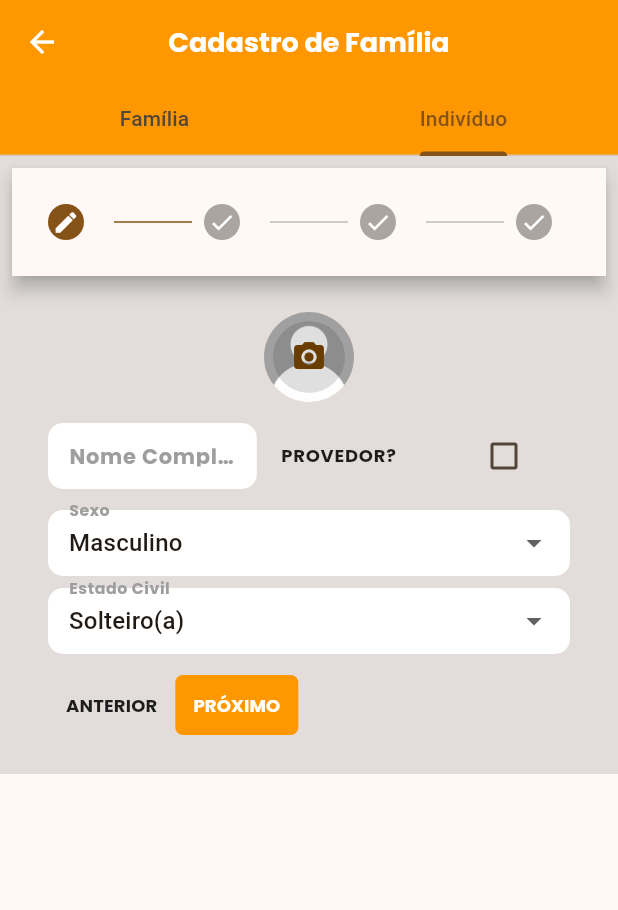
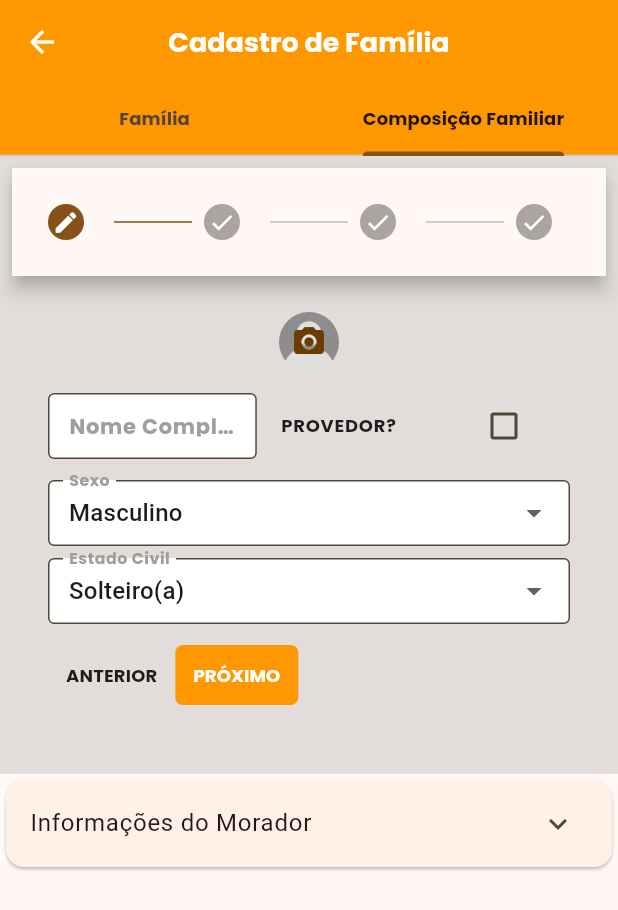
Before and after one commit to Luizgustavoo/formapp, a Flutter app: the TestForm screen opened directly, tab 2 chosen, on a phone screen of 412 x 824 dp. Shown: the top 910 px of the screen. Run offline on Flutter 3.47's test engine with Material 2 defaults, Android fonts, the phone set to English and light mode, and no system bars; missing offline and left inert: floating_action_bubble.

Commit message:
Add resident list

```diff
--- a/lib/models/family_member.dart
+++ b/lib/models/family_member.dart
@@ -2,6 +2,7 @@ class FamilyMember {
   String nomeCompleto = '';
   String sexo = '';
   String cpf = '';
+  String trabalho = '';
   String dataNascimento = '';
   String estadoCivil = '';
   String tituloEleitor = '';
@@ -9,6 +10,9 @@ class FamilyMember {
   String contato = '';
   String redeSocial = '';
   String religiao = '';
+  String cargo = '';
+  String funcIgreja = '';
+  String igreja = '';
 
   FamilyMember({
     required this.nomeCompleto,
@@ -21,6 +25,10 @@ class FamilyMember {
     required this.contato,
     required this.redeSocial,
     required this.religiao,
+    required this.trabalho,
+    required this.cargo,
+    required this.funcIgreja,
+    required this.igreja,
   });
 
   // Método para criar uma cópia do FamilyMember com as alterações desejadas
@@ -35,6 +43,10 @@ class FamilyMember {
     String? contato,
     String? redeSocial,
     String? religiao,
+    String? trabalho,
+    String? cargo,
+    String? funcIgreja,
+    String? igreja,
   }) {
     return FamilyMember(
       nomeCompleto: nomeCompleto ?? this.nomeCompleto,
@@ -47,6 +59,10 @@ class FamilyMember {
       contato: contato ?? this.contato,
       redeSocial: redeSocial ?? this.redeSocial,
       religiao: religiao ?? this.religiao,
+      trabalho: trabalho ?? this.trabalho,
+      cargo: cargo ?? this.cargo,
+      funcIgreja: funcIgreja ?? this.funcIgreja,
+      igreja: igreja ?? this.igreja,
     );
   }
 
@@ -63,6 +79,10 @@ class FamilyMember {
       contato: map['contato'] ?? '',
       redeSocial: map['redeSocial'] ?? '',
       religiao: map['religiao'] ?? '',
+      trabalho: map['trabalho'] ?? '',
+      cargo: map['cargo'],
+      funcIgreja: map['funcaoIgreja'],
+      igreja: map['igreja'],
     );
   }
 
@@ -79,6 +99,10 @@ class FamilyMember {
       'contato': contato,
       'redeSocial': redeSocial,
       'religiao': religiao,
+      'trabalho': trabalho,
+      'funcaoIgreja': funcIgreja,
+      'cargo': cargo,
+      'igreja': igreja,
     };
   }
 }
--- a/lib/screens/teste_form.dart
+++ b/lib/screens/teste_form.dart
@@ -1,4 +1,5 @@
 import 'package:flutter/material.dart';
+import 'package:formapp/models/family_member.dart';
 import 'package:formapp/widgets/custom_text_style.dart';
 
 class TestForm extends StatefulWidget {
@@ -46,6 +47,24 @@ class _TestFormState extends State<TestForm> {
 
   // Variável para armazenar a foto
   String photoUrl = '';
+
+  FamilyMember familyMember = FamilyMember(
+    nomeCompleto: '',
+    sexo: '',
+    cpf: '',
+    dataNascimento: '',
+    estadoCivil: '',
+    tituloEleitor: '',
+    zonaEleitoral: '',
+    contato: '',
+    redeSocial: '',
+    religiao: '',
+    trabalho: '',
+    cargo: '',
+    funcIgreja: '',
+    igreja: '',
+  );
+
   @override
   Widget build(BuildContext context) {
     return DefaultTabController(
@@ -53,10 +72,11 @@ class _TestFormState extends State<TestForm> {
       child: Scaffold(
         appBar: AppBar(
           title: const Text('Cadastro de Família'),
-          bottom: const TabBar(
-            tabs: [
+          bottom: TabBar(
+            labelStyle: CustomTextStyle.button2(context),
+            tabs: const [
               Tab(text: 'Família'),
-              Tab(text: 'Indivíduo'),
+              Tab(text: 'Composição Familiar'),
             ],
           ),
         ),
@@ -249,7 +269,9 @@ class _TestFormState extends State<TestForm> {
   }
 
   Widget _buildIndividualForm() {
-    return ListView(
+    return Form(
+      key: _individualFormKey,
+      child: ListView(
         children: [
           Container(
               height: MediaQuery.of(context).size.height * 0.5,
@@ -283,7 +305,8 @@ class _TestFormState extends State<TestForm> {
                                 _currentStep += 1;
                               });
                             } else {
-                            // Finalizar o formulário, salvar dados, etc.
+                              // Chamar o método para salvar os dados
+                              _salvarDados();
                             }
                           },
                           child: _currentStep >= 3
@@ -302,8 +325,47 @@ class _TestFormState extends State<TestForm> {
                   type: StepperType.horizontal,
                   currentStep: _currentStep,
                   steps: getSteppers())),
+          Card(
+            child: ExpansionTile(
+              title: const Text('Informações do Morador'),
+              children: [
+                ListTile(
+                  title: Text('Nome Completo: ${familyMember.nomeCompleto}'),
+                ),
+                ListTile(
+                  title: Text('Sexo: ${familyMember.tituloEleitor}'),
+                ),
               ],
+            ),
+          ),
+        ],
+      ),
     );
+  }
+
+  void _salvarDados() {
+    // Salvar informações da família
+    if (_familyFormKey.currentState!.validate()) {
+      // Atualizar as informações do morador com os dados do formulário
+      familyMember = familyMember.copyWith(
+        nomeCompleto: nomeCompleto,
+        sexo: sexo,
+        cpf: cpf,
+        dataNascimento: dataNascimento,
+        estadoCivil: estadoCivil,
+        tituloEleitor: tituloEleitor,
+        zonaEleitoral: zonaEleitoral,
+        contato: contato,
+        redeSocial: redeSocial,
+        religiao: religiao,
+      );
+
+      // Exemplo de impressão no console (substitua pelo código de salvamento real)
+      print('Informações da família salvas:');
+      print('Nome da Família: $familyName');
+      print('Informações do morador salvas:');
+      print(familyMember.toMap());
+    }
   }
 
   List<Step> getSteppers() => [
@@ -312,7 +374,7 @@ class _TestFormState extends State<TestForm> {
           content: Column(
             children: [
               CircleAvatar(
-                radius: 30,
+                radius: 20,
                 backgroundImage: photoUrl.isNotEmpty
                     ? NetworkImage(photoUrl)
                     : const AssetImage('assets/images/default_avatar.jpg')
@@ -342,8 +404,13 @@ class _TestFormState extends State<TestForm> {
                     flex: 2,
                     child: TextFormField(
                       decoration: const InputDecoration(
-                        labelText: 'Nome Completo',
-                      ),
+                          border: OutlineInputBorder(),
+                          labelText: 'Nome Completo'),
+                      onChanged: (value) {
+                        setState(() {
+                          familyMember.nomeCompleto = value;
+                        });
+                      },
                       validator: (value) {
                         if (value == null || value.isEmpty) {
                           return 'Por favor, digite o nome da rua';
@@ -376,7 +443,7 @@ class _TestFormState extends State<TestForm> {
                 value: sexo,
                 onChanged: (value) {
                   setState(() {
-                    sexo = value!;
+                    familyMember.sexo = value!;
                   });
                 },
                 items: ['Masculino', 'Feminino']
@@ -386,14 +453,15 @@ class _TestFormState extends State<TestForm> {
                     child: Text(value),
                   );
                 }).toList(),
-                decoration: const InputDecoration(labelText: 'Sexo'),
+                decoration: const InputDecoration(
+                    border: OutlineInputBorder(), labelText: 'Sexo'),
               ),
               const SizedBox(height: 8),
               DropdownButtonFormField<String>(
                 value: civil,
                 onChanged: (value) {
                   setState(() {
-                    sexo = value!;
+                    familyMember.estadoCivil = value!;
                   });
                 },
                 items: [
@@ -407,7 +475,8 @@ class _TestFormState extends State<TestForm> {
                     child: Text(value),
                   );
                 }).toList(),
-                decoration: const InputDecoration(labelText: 'Estado Civil'),
+                decoration: const InputDecoration(
+                    border: OutlineInputBorder(), labelText: 'Estado Civil'),
               ),
               const SizedBox(height: 10)
             ],
@@ -420,32 +489,36 @@ class _TestFormState extends State<TestForm> {
           content: Column(
             children: [
               TextFormField(
-                decoration:
-                    const InputDecoration(labelText: 'Data de Nascimento'),
+                decoration: const InputDecoration(
+                    border: OutlineInputBorder(),
+                    labelText: 'Data de Nascimento'),
                 onChanged: (value) {
-                  tituloEleitor = value;
+                  familyMember.dataNascimento = value;
                 },
               ),
               const SizedBox(height: 8),
               TextFormField(
-                decoration: const InputDecoration(labelText: 'CPF'),
+                decoration: const InputDecoration(
+                    border: OutlineInputBorder(), labelText: 'CPF'),
                 onChanged: (value) {
-                  tituloEleitor = value;
+                  familyMember.cpf = value;
                 },
               ),
               const SizedBox(height: 8),
               TextFormField(
-                decoration:
-                    const InputDecoration(labelText: 'Título de Eleitor'),
+                decoration: const InputDecoration(
+                    border: OutlineInputBorder(),
+                    labelText: 'Título de Eleitor'),
                 onChanged: (value) {
-                  tituloEleitor = value;
+                  familyMember.tituloEleitor = value;
                 },
               ),
               const SizedBox(height: 8),
               TextFormField(
-                decoration: const InputDecoration(labelText: 'Zona Eleitoral'),
+                decoration: const InputDecoration(
+                    border: OutlineInputBorder(), labelText: 'Zona Eleitoral'),
                 onChanged: (value) {
-                  zonaEleitoral = value;
+                  familyMember.zonaEleitoral = value;
                 },
               ),
               const SizedBox(height: 10)
@@ -458,30 +531,34 @@ class _TestFormState extends State<TestForm> {
           title: const Text(''),
           content: Column(children: [
             TextFormField(
-              decoration: const InputDecoration(labelText: 'Trabalho'),
+              decoration: const InputDecoration(
+                  border: OutlineInputBorder(), labelText: 'Trabalho'),
               onChanged: (value) {
-                contato = value;
+                familyMember.trabalho = value;
               },
             ),
             const SizedBox(height: 8),
             TextFormField(
-              decoration: const InputDecoration(labelText: 'Cargo'),
+              decoration: const InputDecoration(
+                  border: OutlineInputBorder(), labelText: 'Cargo'),
               onChanged: (value) {
-                redeSocial = value;
+                familyMember.cargo = value;
               },
             ),
             const SizedBox(height: 8),
             TextFormField(
-              decoration: const InputDecoration(labelText: 'Telefone'),
+              decoration: const InputDecoration(
+                  border: OutlineInputBorder(), labelText: 'Telefone'),
               onChanged: (value) {
-                redeSocial = value;
+                familyMember.contato = value;
               },
             ),
             const SizedBox(height: 8),
             TextFormField(
-              decoration: const InputDecoration(labelText: 'Rede Social'),
+              decoration: const InputDecoration(
+                  border: OutlineInputBorder(), labelText: 'Rede Social'),
               onChanged: (value) {
-                redeSocial = value;
+                familyMember.redeSocial = value;
               },
             ),
             const SizedBox(height: 10),
@@ -493,9 +570,10 @@ class _TestFormState extends State<TestForm> {
           title: const Text(''),
           content: Column(children: [
             TextFormField(
-              decoration: const InputDecoration(labelText: 'Igreja'),
+              decoration: const InputDecoration(
+                  border: OutlineInputBorder(), labelText: 'Igreja'),
               onChanged: (value) {
-                contato = value;
+                familyMember.igreja = value;
               },
             ),
             const SizedBox(height: 8),
@@ -503,7 +581,7 @@ class _TestFormState extends State<TestForm> {
               value: religiao,
               onChanged: (value) {
                 setState(() {
-                  religiao = value!;
+                  familyMember.religiao = value!;
                 });
               },
               items: ['Católica', 'Evangélica', 'Outra']
@@ -513,13 +591,15 @@ class _TestFormState extends State<TestForm> {
                   child: Text(value),
                 );
               }).toList(),
-              decoration: const InputDecoration(labelText: 'Religião'),
+              decoration: const InputDecoration(
+                  border: OutlineInputBorder(), labelText: 'Religião'),
             ),
             const SizedBox(height: 8),
             TextFormField(
-              decoration: const InputDecoration(labelText: 'Função/Igreja'),
+              decoration: const InputDecoration(
+                  border: OutlineInputBorder(), labelText: 'Função/Igreja'),
               onChanged: (value) {
-                redeSocial = value;
+                familyMember.funcIgreja = value;
               },
             ),
             const SizedBox(height: 10)
```
Lines whose indentation alone changed are shown as unchanged.
